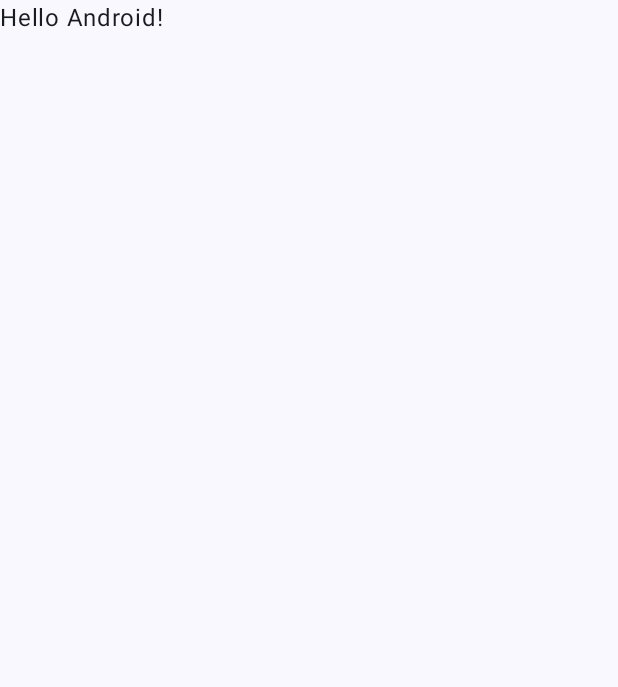
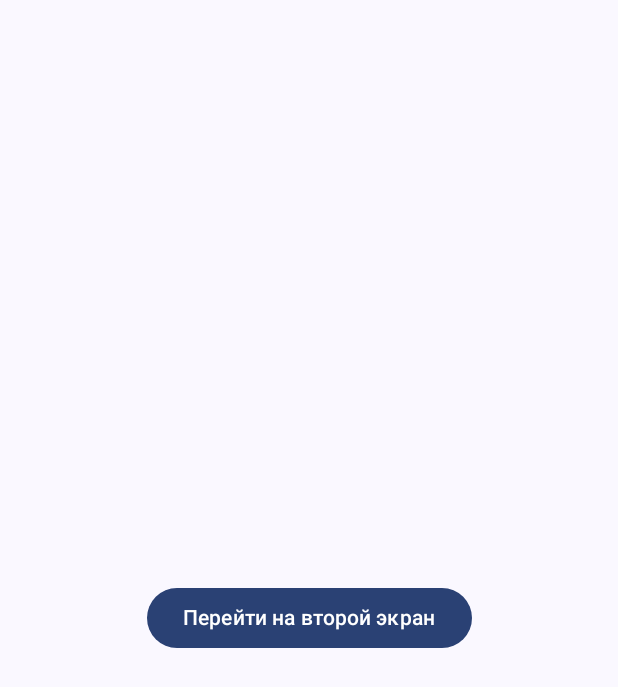
Before and after one commit to Gamal-prog/mob-dev-labs, an Android app built with Jetpack Compose: the screen it shows after launch (MainActivity), on a phone screen of 412 x 824 dp. Before the commit the part shown is almost empty. Shown: the top 687 px of the screen. Run offline under Robolectric (Android 15) with nearby library versions, the phone set to English and light mode, and no system bars.

Commit message:
lab3 ex6

```diff
--- a/app/src/main/java/com/example/myapplication/MainActivity.kt
+++ b/app/src/main/java/com/example/myapplication/MainActivity.kt
@@ -1,4 +1,5 @@
 package com.example.myapplication
+
 
 import android.os.Bundle
 import androidx.activity.ComponentActivity
@@ -12,6 +13,15 @@ import androidx.compose.ui.Modifier
 import androidx.compose.ui.tooling.preview.Preview
 import com.example.myapplication.ui.theme.MyApplicationTheme
 
+import androidx.navigation.NavController
+import androidx.navigation.compose.NavHost
+import androidx.navigation.compose.composable
+import androidx.navigation.compose.rememberNavController
+import androidx.compose.foundation.layout.Column
+import androidx.compose.foundation.layout.Arrangement
+import androidx.compose.ui.Alignment
+import androidx.compose.material3.Button
+
 class MainActivity : ComponentActivity() {
     override fun onCreate(savedInstanceState: Bundle?) {
         super.onCreate(savedInstanceState)
@@ -19,25 +29,71 @@ class MainActivity : ComponentActivity() {
             MyApplicationTheme {
                 // A surface container using the 'background' color from the theme
                 Surface(modifier = Modifier.fillMaxSize(), color = MaterialTheme.colorScheme.background) {
-                    Greeting("Android")
+                    //Greeting("Android")
+                    val navController = rememberNavController()
+                    NavHost(navController = navController, startDestination = "start_screen") {
+                        composable("start_screen") {
+                            Start_Screen(navController)
+                        }
+                        composable("finish_screen") {
+                            Finish_Screen(navController)
+                        }
                 }
+
             }
         }
     }
 }
 
+//@Composable
+//fun Greeting(name: String, modifier: Modifier = Modifier) {
+//    Text(
+//            text = "Hello $name!",
+//            modifier = modifier
+//    )
+//}
+
 @Composable
-fun Greeting(name: String, modifier: Modifier = Modifier) {
-    Text(
-            text = "Hello $name!",
-            modifier = modifier
-    )
+fun Start_Screen(navController: NavController) {
+    Column(
+        verticalArrangement = Arrangement.Center,
+        horizontalAlignment = Alignment.CenterHorizontally,
+    ) {
+        Button(
+            onClick = { navController.navigate("finish_screen") },
+            content = {
+                Text(
+                    text = "Перейти на второй экран"
+                )
+            }
+        )
+    }
+
 }
 
-@Preview(showBackground = true)
 @Composable
-fun GreetingPreview() {
-    MyApplicationTheme {
-        Greeting("Android")
+fun Finish_Screen(navController: NavController) {
+    Column(
+        verticalArrangement = Arrangement.Center,
+        horizontalAlignment = Alignment.CenterHorizontally,
+    ) {
+        Button(
+            onClick = { navController.popBackStack() },
+            content = {
+                Text(
+                    text = "Вернуться на первый экран",
+                )
+            }
+        )
     }
-}
+
+}}
+
+
+//@Preview(showBackground = true)
+//@Composable
+//fun GreetingPreview() {
+//    MyApplicationTheme {
+//        Greeting("Android")
+//    }
+//}}
```
Also changed, not shown: app/build.gradle.kts (+25 -0 lines), build.gradle.kts (line endings or trailing spaces).
